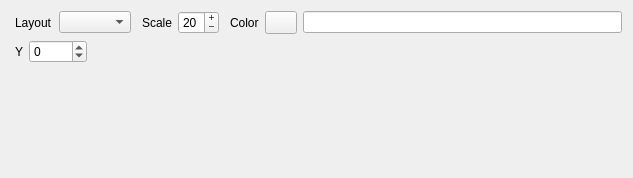
djfun/audio-visualizer-python, file src/components/original.ui: the form before one commit.
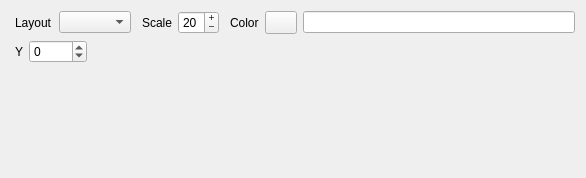
The form after the commit.

Patch:
```diff
--- a/src/components/original.ui
+++ b/src/components/original.ui
@@ -6,7 +6,7 @@
    <rect>
     <x>0</x>
     <y>0</y>
-    <width>633</width>
+    <width>586</width>
     <height>178</height>
    </rect>
   </property>
```
